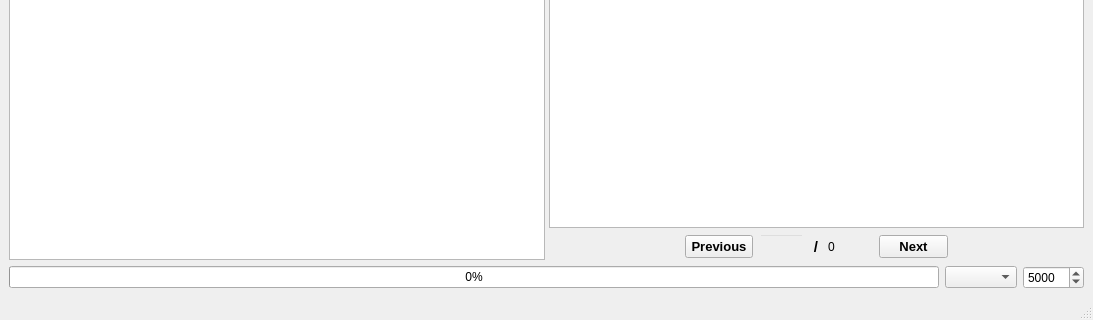
Old version of the form components/mainwindow.ui in the repository masceron/Hanvi; both pictures show x 0 to 1093 and y 484 to 804 of the 1093 by 804 pixel window.
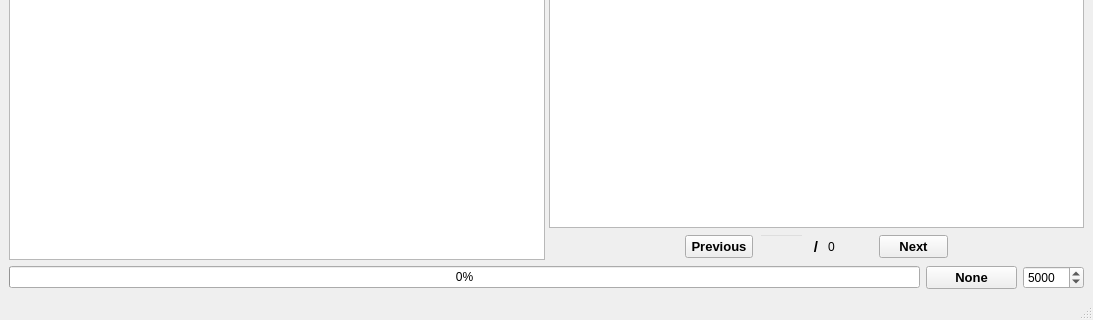
New version of the form.

Commit message: Change nameset choosing UI

Patch:
```diff
--- a/components/mainwindow.ui
+++ b/components/mainwindow.ui
@@ -254,7 +254,7 @@
      </widget>
     </item>
     <item>
-     <layout class="QHBoxLayout" name="bottom_bar">
+     <layout class="QHBoxLayout" name="bottom_bar" stretch="20,2,1">
       <item>
        <widget class="QProgressBar" name="progress_bar">
         <property name="styleSheet">
@@ -266,15 +266,24 @@
        </widget>
       </item>
       <item>
-       <widget class="QComboBox" name="current_name_set">
+       <widget class="QPushButton" name="current_name_set">
         <property name="sizePolicy">
-         <sizepolicy hsizetype="Fixed" vsizetype="Fixed">
+         <sizepolicy hsizetype="Ignored" vsizetype="Fixed">
           <horstretch>0</horstretch>
           <verstretch>0</verstretch>
          </sizepolicy>
         </property>
-        <property name="editable">
-         <bool>false</bool>
+        <property name="font">
+         <font>
+          <pointsize>10</pointsize>
+          <bold>true</bold>
+         </font>
+        </property>
+        <property name="focusPolicy">
+         <enum>Qt::FocusPolicy::NoFocus</enum>
+        </property>
+        <property name="text">
+         <string>None</string>
         </property>
        </widget>
       </item>
```
The commit also changes 7 other files.
